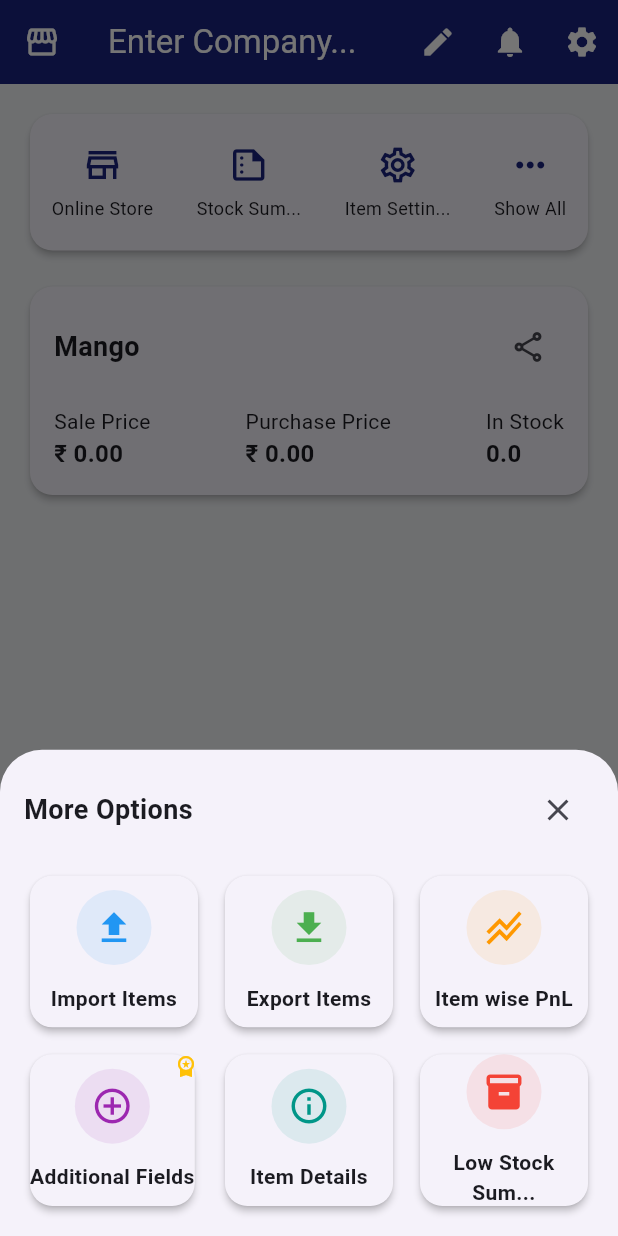
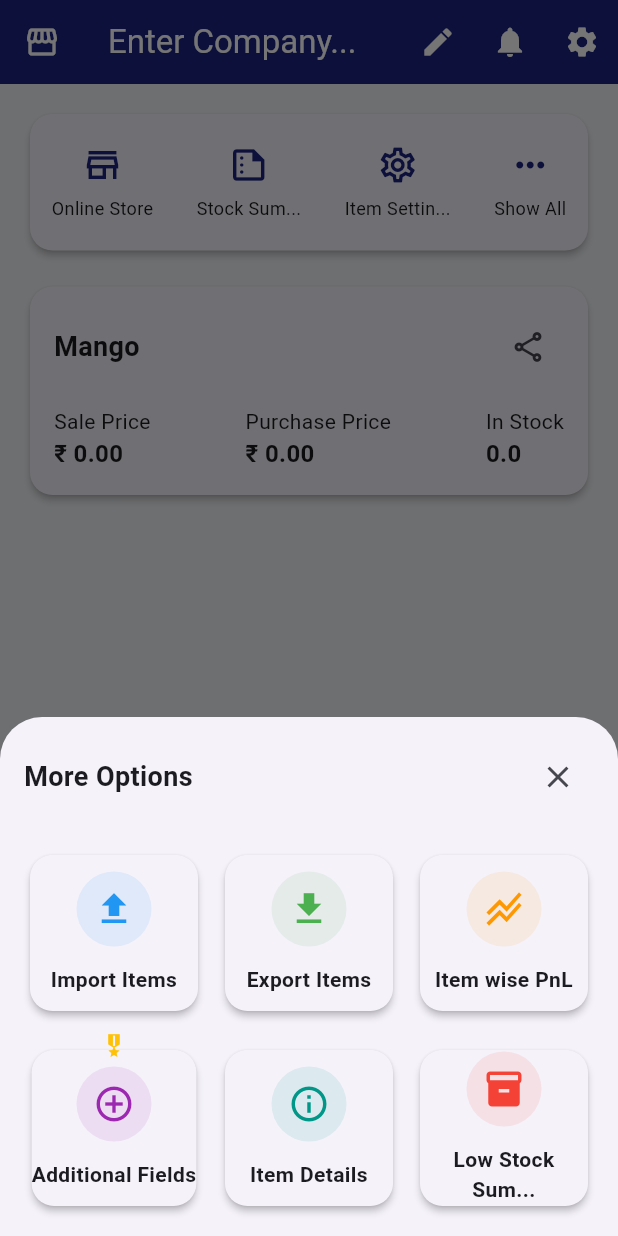
Before and after one commit to neerajklopikl/accountbook, a Flutter app: the StockDashboardScreen screen opened by its route, after a tap on "Show All", on a phone screen of 412 x 824 dp. Run offline on Flutter 3.47's test engine with Material 3 defaults, Android fonts, the phone set to English and light mode, and no system bars; Roboto replaces fonts that are missing (Poppins).

Commit message:
lkjncbd commit

```diff
--- a/lib/screens/stock_dashboard_screen.dart
+++ b/lib/screens/stock_dashboard_screen.dart
@@ -131,6 +131,7 @@ class StockDashboardScreen extends StatelessWidget {
     );
   }
 
+  // MODIFIED METHOD
   void _showMoreOptionsSheet(BuildContext context) {
     showModalBottomSheet(
       context: context,
@@ -164,6 +165,7 @@ class StockDashboardScreen extends StatelessWidget {
 
         return Container(
           padding: const EdgeInsets.all(16.0),
+          child: SingleChildScrollView(
             child: Column(
               mainAxisSize: MainAxisSize.min,
               children: [
@@ -187,28 +189,43 @@ class StockDashboardScreen extends StatelessWidget {
                     crossAxisCount: 3,
                     crossAxisSpacing: 10,
                     mainAxisSpacing: 10,
-                  childAspectRatio: 1.1,
+                    childAspectRatio: 1, // Adjusted for better spacing with icon on top
                   ),
                   itemCount: moreOptions.length,
                   itemBuilder: (context, index) {
                     final item = moreOptions[index];
-                  Widget gridItem = FeatureGridItem(item: item, onTap: () {});
+
                     if (item.title == 'Additional Fields') {
-                    gridItem = Stack(
+                      // Use a Stack to position the premium icon above the card
+                      return Stack(
+                        clipBehavior: Clip.none,
+                        alignment: Alignment.center,
                         children: [
-                        gridItem,
-                        const Positioned(
-                          top: 4,
-                          right: 4,
-                          child: Icon(Icons.workspace_premium, color: Colors.amber, size: 16),
-                        )
+                          // Add padding to make space for the icon on top
+                          Padding(
+                            padding: const EdgeInsets.only(top: 8.0),
+                            child: FeatureGridItem(item: item, onTap: () {}),
+                          ),
+                          Positioned(
+                            top: 0,
+                            child: Icon(
+                              Icons.military_tech, // Ribbon-like icon
+                              color: Colors.amber,
+                              size: 18,
+                            ),
+                          ),
                         ],
                       );
+                    } else {
+                      return Padding(
+                        padding: const EdgeInsets.only(top: 8.0),
+                        child: FeatureGridItem(item: item, onTap: () {}),
+                      );
                     }
-                  return gridItem;
                   },
                 ),
               ],
+            ),
           ),
         );
       },
```
Lines whose indentation alone changed are shown as unchanged.
